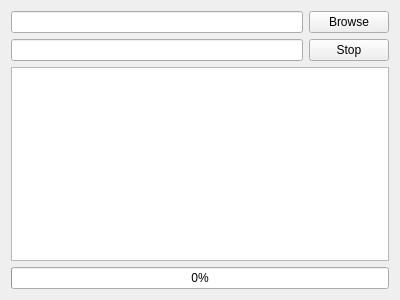
This is mainwindow.ui in lipoponi/laughing-waffle as Qt 5 draws it before an edit. The edited form follows.
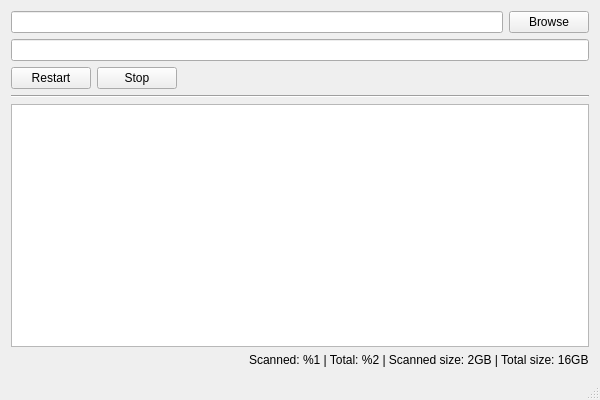
This is the edited form.

The edit to the form file:
```diff
--- a/mainwindow.ui
+++ b/mainwindow.ui
@@ -6,47 +6,96 @@
    <rect>
     <x>0</x>
     <y>0</y>
-    <width>400</width>
-    <height>300</height>
+    <width>600</width>
+    <height>400</height>
    </rect>
   </property>
+  <property name="minimumSize">
+   <size>
+    <width>600</width>
+    <height>400</height>
+   </size>
+  </property>
   <property name="windowTitle">
    <string>MainWindow</string>
   </property>
   <widget class="QWidget" name="centralWidget">
-   <layout class="QGridLayout" name="gridLayout">
-    <item row="0" column="0">
-     <widget class="QLineEdit" name="lineEdit_directory"/>
+   <layout class="QVBoxLayout" name="verticalLayout">
+    <item>
+     <layout class="QGridLayout" name="gridLayout_controls">
+      <item row="1" column="0" colspan="4">
+       <widget class="QLineEdit" name="lineEdit_pattern"/>
+      </item>
+      <item row="2" column="2">
+       <spacer name="horizontalSpacer">
+        <property name="orientation">
+         <enum>Qt::Horizontal</enum>
+        </property>
+        <property name="sizeHint" stdset="0">
+         <size>
+          <width>40</width>
+          <height>20</height>
+         </size>
+        </property>
+       </spacer>
+      </item>
+      <item row="2" column="1">
+       <widget class="QPushButton" name="pushButton_stop">
+        <property name="text">
+         <string>Stop</string>
+        </property>
+       </widget>
+      </item>
+      <item row="0" column="0" colspan="3">
+       <widget class="QLineEdit" name="lineEdit_directory"/>
+      </item>
+      <item row="2" column="0">
+       <widget class="QPushButton" name="pushButton_restart">
+        <property name="text">
+         <string>Restart</string>
+        </property>
+       </widget>
+      </item>
+      <item row="0" column="3">
+       <widget class="QPushButton" name="pushButton_browse">
+        <property name="text">
+         <string>Browse</string>
+        </property>
+       </widget>
+      </item>
+     </layout>
     </item>
-    <item row="1" column="0">
-     <widget class="QLineEdit" name="lineEdit_text_to_search"/>
-    </item>
-    <item row="0" column="1">
-     <widget class="QPushButton" name="pushButton_browse">
-      <property name="text">
-       <string>Browse</string>
+    <item>
+     <widget class="Line" name="line">
+      <property name="orientation">
+       <enum>Qt::Horizontal</enum>
       </property>
      </widget>
     </item>
-    <item row="2" column="0" colspan="2">
-     <widget class="QListWidget" name="listWidget_result"/>
+    <item>
+     <widget class="QListWidget" name="listWidget"/>
     </item>
-    <item row="1" column="1">
-     <widget class="QPushButton" name="pushButton_stop">
-      <property name="text">
-       <string>Stop</string>
-      </property>
-     </widget>
-    </item>
-    <item row="3" column="0" colspan="2">
-     <widget class="QProgressBar" name="progressBar">
-      <property name="value">
-       <number>0</number>
-      </property>
-     </widget>
+    <item>
+     <layout class="QGridLayout" name="gridLayout_status">
+      <item row="0" column="1">
+       <widget class="QLabel" name="label_metrics">
+        <property name="text">
+         <string>&lt;html&gt;&lt;head/&gt;&lt;body&gt;&lt;p&gt;Scanned: %1 | Total: %2 | Scanned size: 2GB | Total size: 16GB&lt;/p&gt;&lt;/body&gt;&lt;/html&gt;</string>
+        </property>
+       </widget>
+      </item>
+      <item row="0" column="0">
+       <widget class="QLabel" name="label_status">
+        <property name="text">
+         <string/>
+        </property>
+       </widget>
+      </item>
+     </layout>
     </item>
    </layout>
   </widget>
+  <widget class="QStatusBar" name="statusBar"/>
  </widget>
  <layoutdefault spacing="6" margin="11"/>
  <resources/>
```
Left out of the diff: 9 changed lines with no effect on the pictures.
